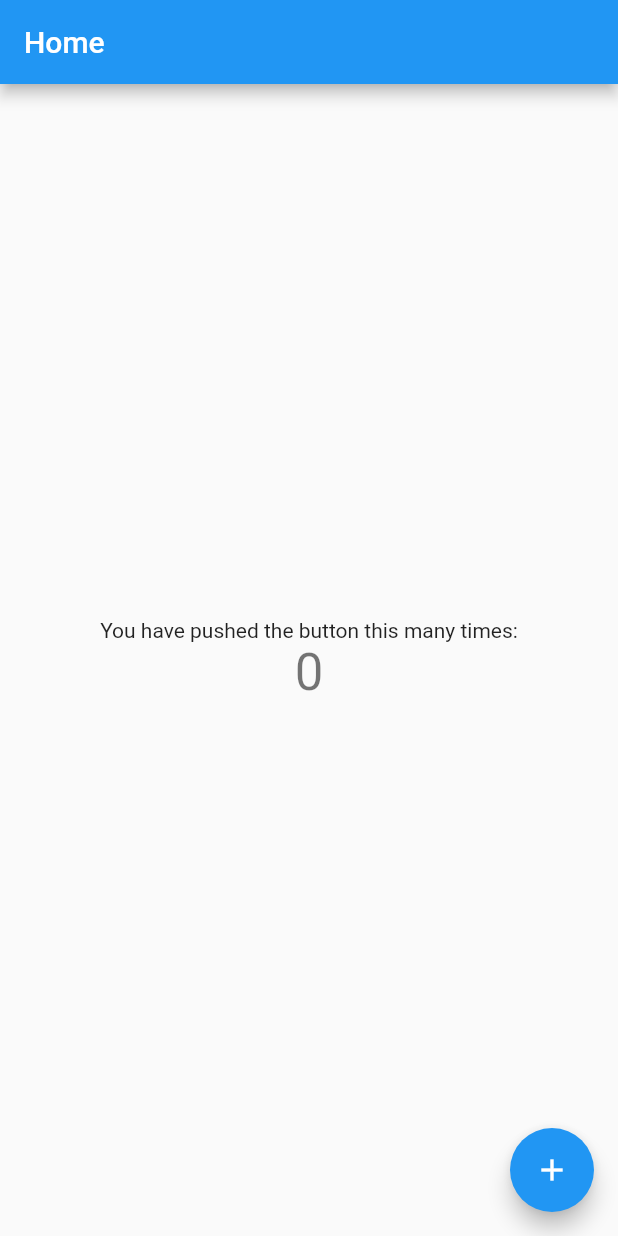
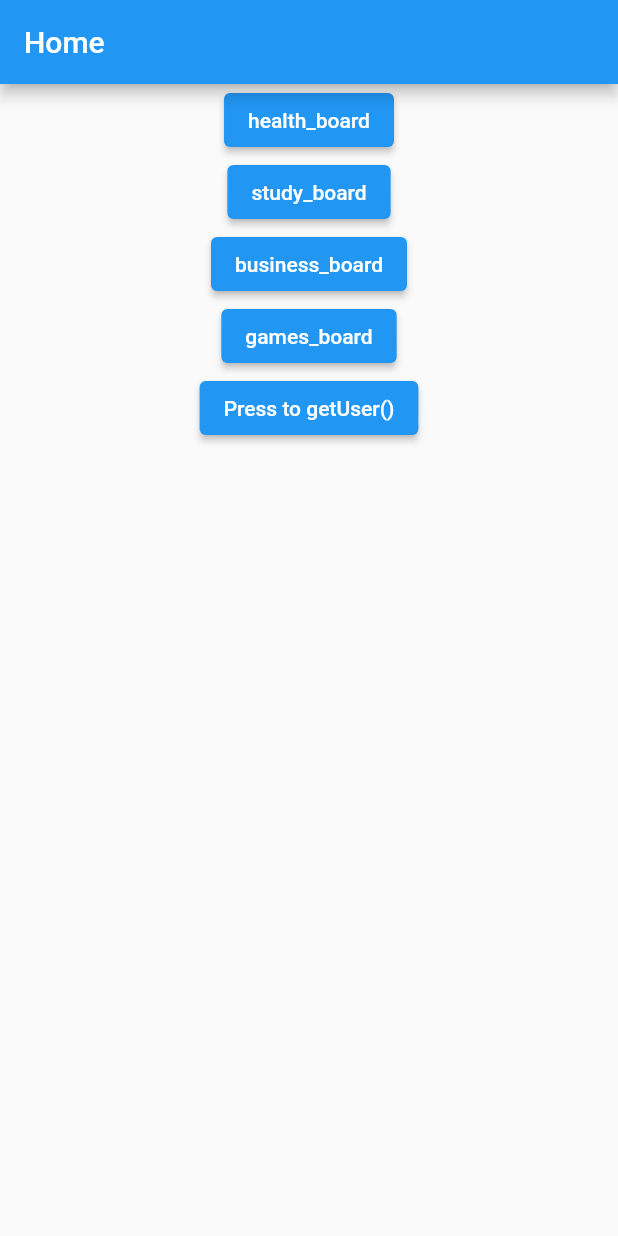
Before and after one commit to Jnpk1/Csc4360-Project-1, a Flutter app: the screen it shows after launch, on a phone screen of 412 x 824 dp. Run offline on Flutter 3.47's test engine with Material 2 defaults, Android fonts, the phone set to English and light mode, and no system bars; our stand-ins replace cloud_firestore, firebase_auth, firebase_core; accounts and stored records are empty.

Commit message:
added placehold buttons on home page. Added getUser function on home page to test AuthService

```diff
--- a/lib/main.dart
+++ b/lib/main.dart
@@ -1,3 +1,4 @@
+import 'package:firebase_auth/firebase_auth.dart';
 import 'package:firebase_core/firebase_core.dart';
 import 'package:flutter/material.dart';
 import 'package:memoclub/screens/home.dart';
@@ -47,8 +48,7 @@ class _AppToInitializeFirebaseState extends State<AppToInitializeFirebase> {
 
         // Once complete, show your application
         if (snapshot.connectionState == ConnectionState.done) {
-          return ChangeNotifierProvider<AuthService>(
-              create: (context) => AuthService(), child: MyApp());
+          return changeNotifier();
         }
 
         // Otherwise, show something whilst waiting for initialization to complete
@@ -61,6 +61,31 @@ class _AppToInitializeFirebaseState extends State<AppToInitializeFirebase> {
 class MyApp extends StatelessWidget {
   @override
   Widget build(BuildContext context) {
+    return FutureBuilder(
+        future: Provider.of<AuthService>(context, listen: false).firstLogin(),
+        builder: (context, AsyncSnapshot<User?> snapshot) {
+          if (snapshot.connectionState == ConnectionState.done) {
+            if (snapshot.error != null) {
+              print("error");
+              return Text(snapshot.error.toString());
+            }
+            print("main.dart: snaphshot.data=${snapshot.data}");
+            return snapshot.hasData ? materialApp() : materialApp();
+          } else {
+            return LoadingCircle();
+          }
+        });
+  }
+}
+
+Widget changeNotifier() {
+  return ChangeNotifierProvider<AuthService>(
+    create: (context) => AuthService(),
+    child: MyApp(),
+  );
+}
+
+Widget materialApp() {
   return MaterialApp(
       title: 'MemoClub',
       theme: ThemeData(
@@ -79,4 +104,3 @@ class MyApp extends StatelessWidget {
         Settings.routeName: (context) => Settings(),
       });
 }
-}
--- a/lib/screens/home.dart
+++ b/lib/screens/home.dart
@@ -1,6 +1,9 @@
+import 'package:firebase_auth/firebase_auth.dart';
 import 'package:flutter/material.dart';
 import 'package:memoclub/screens/register.dart';
 import 'package:memoclub/screens/sign_in.dart';
+import 'package:memoclub/services/auth.dart';
+import 'package:provider/provider.dart';
 
 class Home extends StatefulWidget {
   Home({Key? key}) : super(key: key);
@@ -17,31 +20,51 @@ class _MyHomePageState extends State<Home> {
     Navigator.pushNamed(context, Register.routeName);
   }
 
+  Future printUser() async {
+    User? curr =
+        await Provider.of<AuthService>(context, listen: false).getUser();
+    print("In home.dart, currUser=$curr");
+  }
+
   @override
   Widget build(BuildContext context) {
+    // printUser();
     return Scaffold(
       appBar: AppBar(
         title: Text('Home'),
       ),
       body: Center(
-        child: Column(
-          mainAxisAlignment: MainAxisAlignment.center,
-          children: <Widget>[
-            Text(
-              'You have pushed the button this many times:',
-            ),
-            Text(
-              '$_counter',
-              style: Theme.of(context).textTheme.headline4,
-            ),
-          ],
-        ),
-      ),
-      floatingActionButton: FloatingActionButton(
-        onPressed: _sendToRegisterPage,
-        tooltip: 'Increment',
-        child: Icon(Icons.add),
+        child: roomButtons(context),
       ),
     );
   }
 }
+
+Future printUser(BuildContext context) async {
+  User? curr = await Provider.of<AuthService>(context, listen: false).getUser();
+  print("In home.dart, currUser=$curr");
+}
+
+Widget testFunctionToGetCurrentUser(BuildContext context) {
+  return ElevatedButton(
+      onPressed: () => printUser(context), child: Text('Press to getUser()'));
+}
+
+Widget roomButtons(BuildContext context) {
+  String HEALTH_ROOM_ROUTE_NAME = SignIn.routeName;
+  return Column(children: <Widget>[
+    ElevatedButton(
+        onPressed: () => Navigator.pushNamed(context, HEALTH_ROOM_ROUTE_NAME),
+        child: Text('health_board')),
+    ElevatedButton(
+        onPressed: () => Navigator.pushNamed(context, HEALTH_ROOM_ROUTE_NAME),
+        child: Text('study_board')),
+    ElevatedButton(
+        onPressed: () => Navigator.pushNamed(context, HEALTH_ROOM_ROUTE_NAME),
+        child: Text('business_board')),
+    ElevatedButton(
+        onPressed: () => Navigator.pushNamed(context, HEALTH_ROOM_ROUTE_NAME),
+        child: Text('games_board')),
+    testFunctionToGetCurrentUser(context),
+  ]);
+}
```
Also changed, not shown: lib/services/auth.dart (+22 -4 lines). Lines whose indentation alone changed are shown as unchanged.
